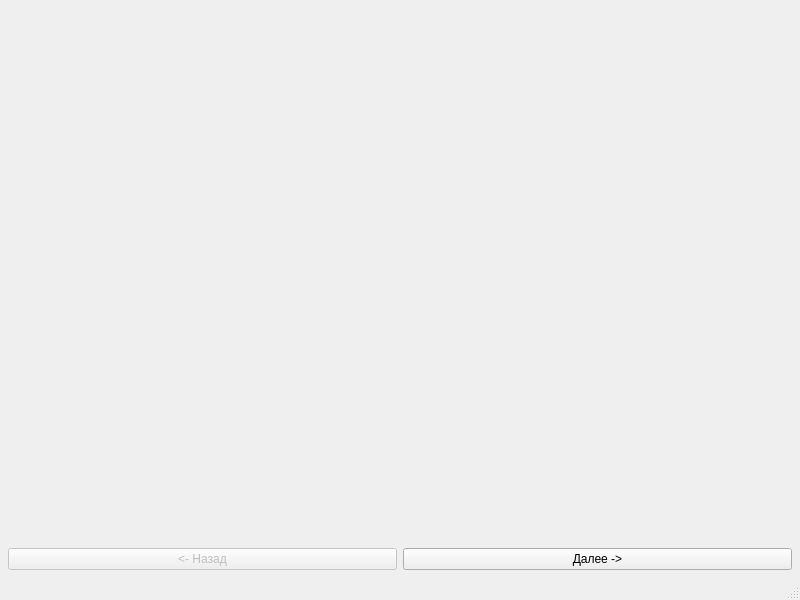
The window that designs/export.ui (iredun/diploma-gen) describes before a commit, drawn with Qt 5.
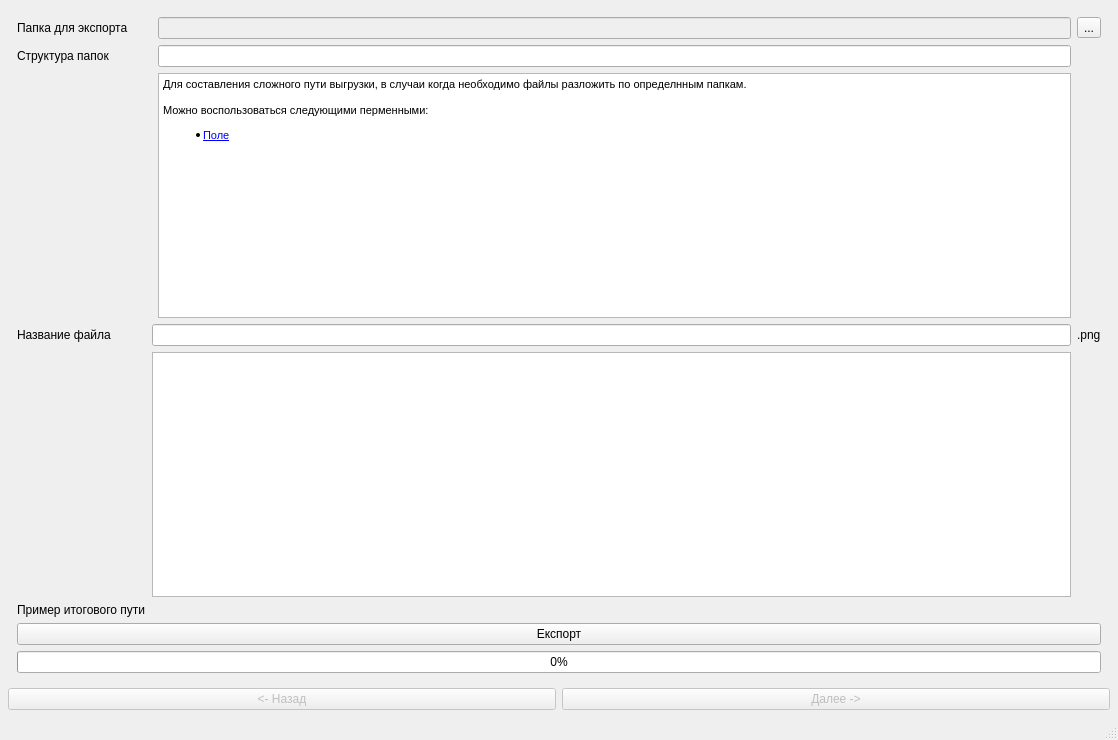
The same window after the commit. The open tabs and pages were chosen to show the change.

```diff
--- a/designs/export.ui
+++ b/designs/export.ui
@@ -9,8 +9,8 @@
    <rect>
     <x>0</x>
     <y>0</y>
-    <width>800</width>
-    <height>600</height>
+    <width>1118</width>
+    <height>740</height>
    </rect>
   </property>
   <property name="windowTitle">
@@ -121,8 +121,173 @@
         </item>
        </layout>
       </widget>
-      <widget class="QWidget" name="config"/>
-      <widget class="QWidget" name="print"/>
+      <widget class="QWidget" name="config">
+       <layout class="QVBoxLayout" name="verticalLayout_3">
+        <item>
+         <layout class="QHBoxLayout" name="linkSettinghorizontalLayout">
+          <item>
+           <widget class="QGroupBox" name="linkSetting">
+            <property name="title">
+             <string>Настройка связей</string>
+            </property>
+            <layout class="QVBoxLayout" name="verticalLayout_4">
+             <item>
+              <widget class="QTableWidget" name="tableLinkSettings">
+               <property name="columnCount">
+                <number>2</number>
+               </property>
+               <attribute name="horizontalHeaderCascadingSectionResizes">
+                <bool>true</bool>
+               </attribute>
+               <attribute name="horizontalHeaderStretchLastSection">
+                <bool>true</bool>
+               </attribute>
+               <column>
+                <property name="text">
+                 <string>Поле шаблона</string>
+                </property>
+               </column>
+               <column>
+                <property name="text">
+                 <string>Поле из CSV</string>
+                </property>
+               </column>
+              </widget>
+             </item>
+             <item>
+              <widget class="QLabel" name="labelRow">
+               <property name="text">
+                <string>Номер просматриваемой записи</string>
+               </property>
+              </widget>
+             </item>
+             <item>
+              <widget class="QSpinBox" name="spinBoxRow">
+               <property name="minimum">
+                <number>1</number>
+               </property>
+              </widget>
+             </item>
+            </layout>
+           </widget>
+          </item>
+         </layout>
+        </item>
+       </layout>
+      </widget>
+      <widget class="QWidget" name="print">
+       <layout class="QVBoxLayout" name="verticalLayout_5">
+        <item>
+         <layout class="QGridLayout" name="gridLayout">
+          <item row="0" column="4">
+           <widget class="QToolButton" name="toolButtonChangeDir">
+            <property name="text">
+             <string>...</string>
+            </property>
+           </widget>
+          </item>
+          <item row="5" column="3">
+           <widget class="QLabel" name="dirPreview">
+            <property name="text">
+             <string/>
+            </property>
+           </widget>
+          </item>
+          <item row="1" column="1">
+           <widget class="QLabel" name="labelDir">
+            <property name="text">
+             <string>Структура папок</string>
+            </property>
+           </widget>
+          </item>
+          <item row="2" column="3">
+           <widget class="QTextBrowser" name="textBrowserDirs">
+            <property name="html">
+             <string>&lt;!DOCTYPE HTML PUBLIC &quot;-//W3C//DTD HTML 4.0//EN&quot; &quot;http://www.w3.org/TR/REC-html40/strict.dtd&quot;&gt;
+&lt;html&gt;&lt;head&gt;&lt;meta name=&quot;qrichtext&quot; content=&quot;1&quot; /&gt;&lt;style type=&quot;text/css&quot;&gt;
+p, li { white-space: pre-wrap; }
+&lt;/style&gt;&lt;/head&gt;&lt;body style=&quot; font-family:'MS Shell Dlg 2'; font-size:8.25pt; font-weight:400; font-style:normal;&quot;&gt;
+&lt;p style=&quot; margin-top:0px; margin-bottom:0px; margin-left:0px; margin-right:0px; -qt-block-indent:0; text-indent:0px;&quot;&gt;Для составления сложного пути выгрузки, в случаи когда необходимо файлы разложить по определнным папкам. &lt;/p&gt;
+&lt;p style=&quot;-qt-paragraph-type:empty; margin-top:0px; margin-bottom:0px; margin-left:0px; margin-right:0px; -qt-block-indent:0; text-indent:0px;&quot;&gt;&lt;br /&gt;&lt;/p&gt;
+&lt;p style=&quot; margin-top:0px; margin-bottom:0px; margin-left:0px; margin-right:0px; -qt-block-indent:0; text-indent:0px;&quot;&gt;Можно воспользоваться следующими перменными:&lt;/p&gt;
+&lt;ul style=&quot;margin-top: 0px; margin-bottom: 0px; margin-left: 0px; margin-right: 0px; -qt-list-indent: 1;&quot;&gt;&lt;li style=&quot; font-size:8pt;&quot; style=&quot; margin-top:12px; margin-bottom:0px; margin-left:0px; margin-right:0px; -qt-block-indent:0; text-indent:0px;&quot;&gt;&lt;a href=&quot;#Поле&quot;&gt;&lt;span style=&quot; text-decoration: underline; color:#0000ff;&quot;&gt;Поле&lt;/span&gt;&lt;/a&gt;&lt;/li&gt;&lt;/ul&gt;
+&lt;p style=&quot;-qt-paragraph-type:empty; margin-top:0px; margin-bottom:0px; margin-left:0px; margin-right:0px; -qt-block-indent:0; text-indent:0px;&quot;&gt;&lt;br /&gt;&lt;/p&gt;
+&lt;p style=&quot;-qt-paragraph-type:empty; margin-top:0px; margin-bottom:0px; margin-left:0px; margin-right:0px; -qt-block-indent:0; text-indent:0px;&quot;&gt;&lt;br /&gt;&lt;/p&gt;&lt;/body&gt;&lt;/html&gt;</string>
+            </property>
+            <property name="openLinks">
+             <bool>true</bool>
+            </property>
+           </widget>
+          </item>
+          <item row="0" column="1">
+           <widget class="QLabel" name="labelSaveDir">
+            <property name="text">
+             <string>Папка для экспорта</string>
+            </property>
+           </widget>
+          </item>
+          <item row="3" column="1">
+           <widget class="QLabel" name="labelFileName">
+            <property name="text">
+             <string>Название файла</string>
+            </property>
+           </widget>
+          </item>
+          <item row="1" column="3">
+           <widget class="QLineEdit" name="lineEditDir"/>
+          </item>
+          <item row="5" column="1">
+           <widget class="QLabel" name="labelDirPreview">
+            <property name="text">
+             <string>Пример итогового пути</string>
+            </property>
+           </widget>
+          </item>
+          <item row="3" column="2" colspan="2">
+           <widget class="QLineEdit" name="lineEditFileMask"/>
+          </item>
+          <item row="0" column="3">
+           <widget class="QLineEdit" name="lineEditSaveDir">
+            <property name="enabled">
+             <bool>false</bool>
+            </property>
+           </widget>
+          </item>
+          <item row="4" column="2" colspan="2">
+           <widget class="QTextBrowser" name="textBrowserFileName">
+            <property name="enabled">
+             <bool>true</bool>
+            </property>
+           </widget>
+          </item>
+          <item row="3" column="4">
+           <widget class="QLabel" name="labelFileExt">
+            <property name="text">
+             <string>.png</string>
+            </property>
+           </widget>
+          </item>
+         </layout>
+        </item>
+        <item>
+         <widget class="QPushButton" name="startGen">
+          <property name="enabled">
+           <bool>true</bool>
+          </property>
+          <property name="text">
+           <string>Експорт</string>
+          </property>
+         </widget>
+        </item>
+        <item>
+         <widget class="QProgressBar" name="progressBar">
+          <property name="value">
+           <number>0</number>
+          </property>
+         </widget>
+        </item>
+       </layout>
+      </widget>
      </widget>
     </item>
     <item>
@@ -139,6 +304,9 @@
       </item>
       <item>
        <widget class="QPushButton" name="nextPushButton">
+        <property name="enabled">
+         <bool>false</bool>
+        </property>
         <property name="text">
          <string>Далее -&gt;</string>
         </property>
```
